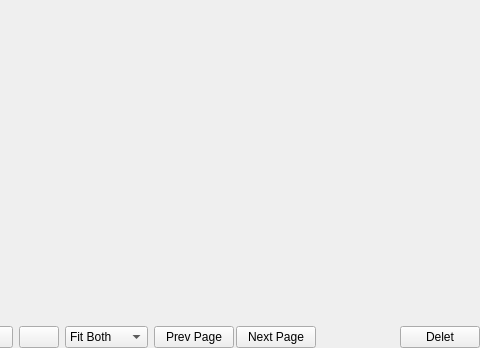
The window that fileviewer.ui (saelz/Pyros-qt) describes before a commit, drawn with Qt 5; both pictures show x 384 to 864 and y 0 to 348 of the 864 by 348 pixel window.
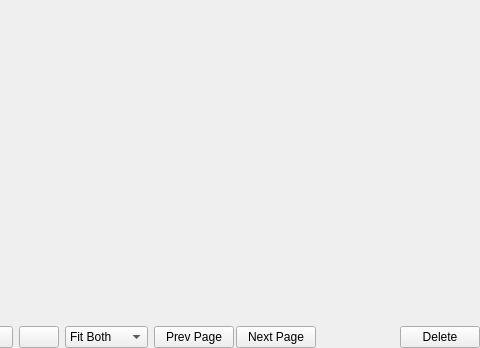
The same window after the commit. Icons and pictures are not drawn. Custom widgets are drawn as their Qt base class.

Commit message: Add keybind to change pages in cbz file

```diff
--- a/fileviewer.ui
+++ b/fileviewer.ui
@@ -316,7 +316,7 @@
          <item>
           <widget class="QPushButton" name="delete_button">
            <property name="text">
-            <string>Delet</string>
+            <string>Delete</string>
            </property>
           </widget>
          </item>
```
Left out of the diff: 14 changed lines with no effect on the pictures. The commit also changes 1 other file.
